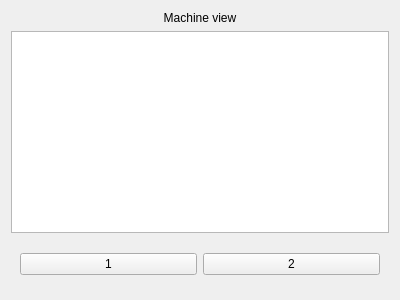
Above: ui/MachineView.ui from MagdaOleksandrTeam/ProductionPlanner before the change. Below: the same form after it.
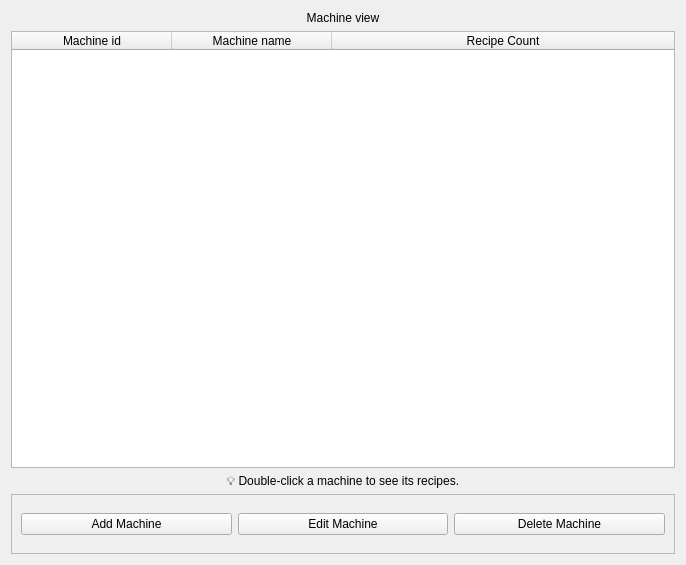
That is the form after the change.

Commit message:
Added Machine and Recipe dialogs + integrated MachineView functionality
- Implemented MachineDialog (add/edit machine)
- Added MachineRecipeDialog with add/edit/delete recipe support
- Added RecipeAddEditDialog for product & capacity configuration
- MachineView now supports double-click to open recipe dialog
- UI hint label added ("Double-click to see details")
- Minor repository fixes and styling adjustments

```diff
--- a/ui/MachineView.ui
+++ b/ui/MachineView.ui
@@ -6,8 +6,8 @@
    <rect>
     <x>0</x>
     <y>0</y>
-    <width>400</width>
-    <height>300</height>
+    <width>682</width>
+    <height>565</height>
    </rect>
   </property>
   <property name="windowTitle">
@@ -25,28 +25,94 @@
     </widget>
    </item>
    <item>
-    <widget class="QTableWidget" name="tableWidget"/>
+    <widget class="QTableWidget" name="tableMachines">
+     <property name="minimumSize">
+      <size>
+       <width>664</width>
+       <height>0</height>
+      </size>
+     </property>
+     <property name="editTriggers">
+      <set>QAbstractItemView::EditTrigger::NoEditTriggers</set>
+     </property>
+     <property name="selectionMode">
+      <enum>QAbstractItemView::SelectionMode::SingleSelection</enum>
+     </property>
+     <property name="selectionBehavior">
+      <enum>QAbstractItemView::SelectionBehavior::SelectRows</enum>
+     </property>
+     <attribute name="horizontalHeaderCascadingSectionResizes">
+      <bool>false</bool>
+     </attribute>
+     <attribute name="horizontalHeaderDefaultSectionSize">
+      <number>160</number>
+     </attribute>
+     <attribute name="horizontalHeaderStretchLastSection">
+      <bool>true</bool>
+     </attribute>
+     <attribute name="verticalHeaderStretchLastSection">
+      <bool>false</bool>
+     </attribute>
+     <column>
+      <property name="text">
+       <string>Machine id</string>
+      </property>
+     </column>
+     <column>
+      <property name="text">
+       <string>Machine name</string>
+      </property>
+     </column>
+     <column>
+      <property name="text">
+       <string>Recipe Count</string>
+      </property>
+     </column>
+    </widget>
    </item>
    <item>
-    <widget class="QWidget" name="widget" native="true">
+    <widget class="QLabel" name="label">
+     <property name="text">
+      <string>💡 Double-click a machine to see its recipes.</string>
+     </property>
+     <property name="alignment">
+      <set>Qt::AlignmentFlag::AlignCenter</set>
+     </property>
+    </widget>
+   </item>
+   <item>
+    <widget class="QFrame" name="frame_buttons">
      <property name="minimumSize">
       <size>
        <width>0</width>
-       <height>50</height>
+       <height>60</height>
       </size>
      </property>
-     <layout class="QHBoxLayout" name="horizontalLayout">
+     <property name="frameShape">
+      <enum>QFrame::Shape::StyledPanel</enum>
+     </property>
+     <property name="frameShadow">
+      <enum>QFrame::Shadow::Raised</enum>
+     </property>
+     <layout class="QHBoxLayout" name="horizontalLayout_2">
       <item>
-       <widget class="QPushButton" name="pushButton">
+       <widget class="QPushButton" name="btn_addMachine">
         <property name="text">
-         <string>1</string>
+         <string>Add Machine</string>
         </property>
        </widget>
       </item>
       <item>
-       <widget class="QPushButton" name="pushButton_2">
+       <widget class="QPushButton" name="btn_editMachine">
         <property name="text">
-         <string>2</string>
+         <string>Edit Machine</string>
+        </property>
+       </widget>
+      </item>
+      <item>
+       <widget class="QPushButton" name="btn_deleteMachine">
+        <property name="text">
+         <string>Delete Machine</string>
         </property>
        </widget>
       </item>
```
The commit also changes 7 other files.
